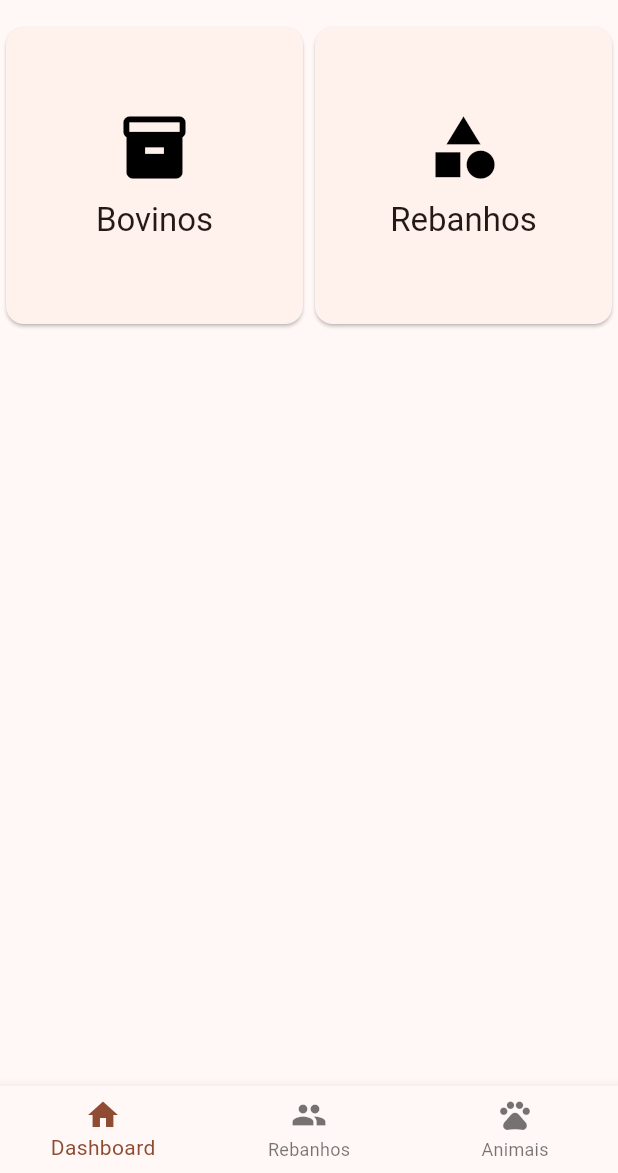
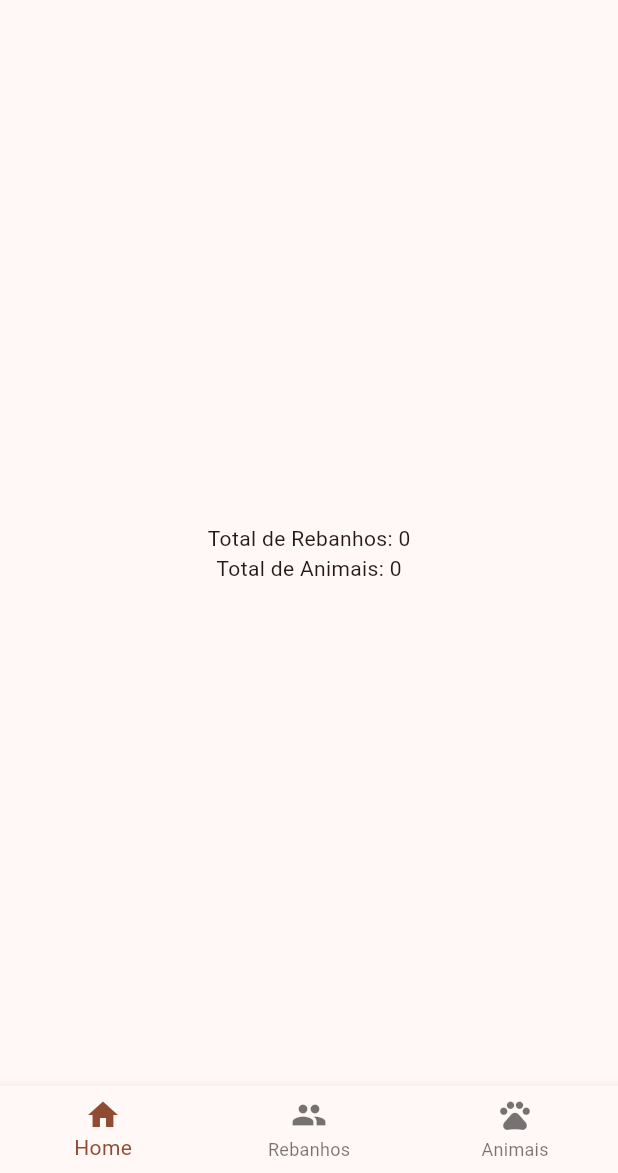
Before and after one commit to lucas-marchi/gadoapp, a Flutter app: the DashboardPage screen opened by its route, on a phone screen of 412 x 824 dp, the part 63-1236 px from its top. Run offline on Flutter 3.47's test engine with Material 3 defaults, Android fonts, the phone set to English and light mode, and no system bars; our stand-ins replace cloud_firestore, firebase_auth, firebase_core, flutter_easyloading, freezed_annotation, go_router; accounts and stored records are empty.

Commit message:
dashboard simples

```diff
--- a/lib/models/dashboard_model.dart
+++ b/lib/models/dashboard_model.dart
@@ -1,5 +1,4 @@
 import 'package:flutter/material.dart';
-import 'package:gadoapp/pages/add_bovine_page.dart';
 import 'package:gadoapp/pages/herd_page.dart';
 import 'package:gadoapp/pages/view_bovine_page.dart';
 
--- a/lib/pages/dashboard_page.dart
+++ b/lib/pages/dashboard_page.dart
@@ -47,7 +47,7 @@ class _DashboardPageState extends State<DashboardPage> {
         items: const <BottomNavigationBarItem>[
           BottomNavigationBarItem(
             icon: Icon(Icons.home),
-            label: 'Dashboard',
+            label: 'Home',
           ),
           BottomNavigationBarItem(
             icon: Icon(Icons.group),
@@ -67,17 +67,18 @@ class _DashboardPageState extends State<DashboardPage> {
   Widget _buildBody() {
   switch (_selectedIndex) {
     case 0:
-        return GridView.builder(
-          gridDelegate: const SliverGridDelegateWithFixedCrossAxisCount(
-              crossAxisCount: 2),
-          itemCount: dashboardModelList.length,
-          itemBuilder: (context, index) {
-            final model = dashboardModelList[index];
-            return DashboardItemView(
-              model: model,
-              onPress: (route) {
-                context.goNamed(route);
-              },
+      return Consumer<BovineProvider>(
+        builder: (context, provider, child) {
+          final herdCount = provider.herdList.length;
+          final bovineCount = provider.bovineList.length;
+          return Center(
+            child: Column(
+              mainAxisAlignment: MainAxisAlignment.center,
+              children: [
+                Text('Total de Rebanhos: $herdCount'),
+                Text('Total de Animais: $bovineCount'),
+              ],
+            ),
           );
         },
       );
--- a/lib/pages/login_page.dart
+++ b/lib/pages/login_page.dart
@@ -2,7 +2,6 @@ import 'package:firebase_auth/firebase_auth.dart';
 import 'package:flutter/material.dart';
 import 'package:flutter_easyloading/flutter_easyloading.dart';
 import 'package:gadoapp/auth/auth_service.dart';
-import 'package:gadoapp/main.dart';
 import 'package:gadoapp/pages/dashboard_page.dart';
 import 'package:go_router/go_router.dart';
 
--- a/lib/pages/view_bovine_page.dart
+++ b/lib/pages/view_bovine_page.dart
@@ -1,10 +1,7 @@
 import 'package:flutter/material.dart';
-import 'package:flutter_easyloading/flutter_easyloading.dart';
-import 'package:gadoapp/main.dart';
 import 'package:gadoapp/pages/add_bovine_page.dart';
 import 'package:gadoapp/pages/bovine_details_page.dart';
 import 'package:gadoapp/providers/bovine_provider.dart';
-import 'package:gadoapp/utils/widget_functions.dart';
 import 'package:go_router/go_router.dart';
 import 'package:provider/provider.dart';
 
```
Also changed, not shown: lib/pages/herd_page.dart (+8 -5 lines). Lines whose indentation alone changed are shown as unchanged.
